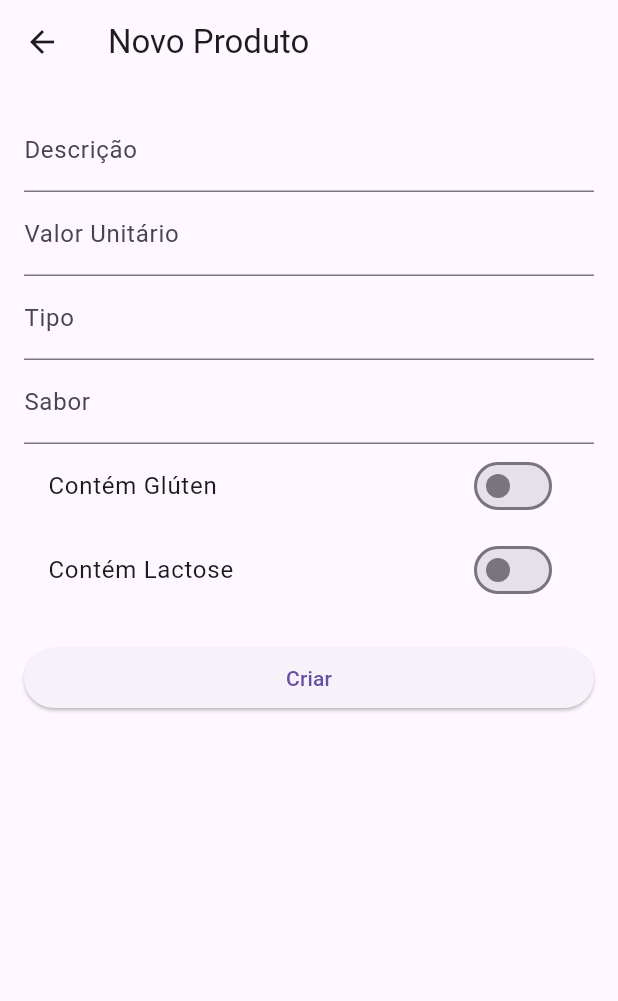
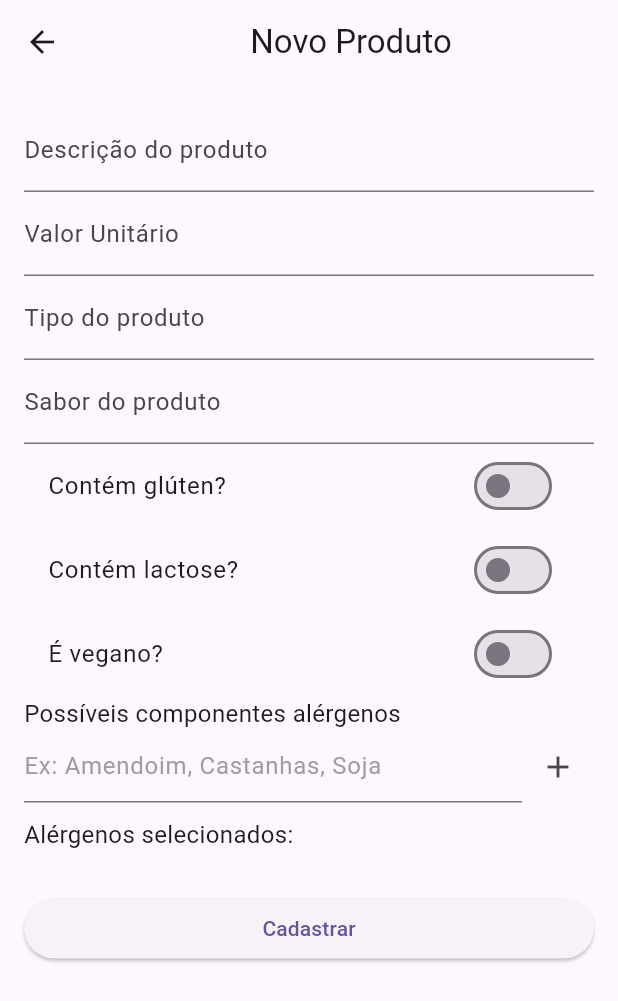
Before and after one commit to carlosmcnt/template-crud-produto, a Flutter app: the screen it shows after launch, after a tap on the "add" icon, on a phone screen of 412 x 824 dp. Shown: the top 1001 px of the screen. Run offline on Flutter 3.47's test engine with Material 3 defaults, Android fonts, the phone set to English and light mode, and no system bars; our stand-ins replace cloud_firestore, firebase_core, flutter_riverpod, riverpod_annotation; accounts and stored records are empty; generated files the repository leaves out were written again.

Commit message:
Inclusão de novos detalhes no cadastro de produto

```diff
--- a/lib/produto/models/produto.dart
+++ b/lib/produto/models/produto.dart
@@ -7,12 +7,14 @@ class Produto {
   final double valorUnitario;
   final String tipo;
   final String sabor;
-  final String dataCadastro;
   final bool temGlutem;
   final bool temLactose;
-  final String dataUltimaAlteracao;
+  final bool vegano;
+  final List<String> alergenos;
+  final Timestamp dataCadastro;
+  final Timestamp dataUltimaAlteracao;
 
-  Produto({this.id, required this.descricao, required this.valorUnitario, required this.tipo, required this.sabor, required this.dataCadastro, this.temGlutem = false, this.temLactose = false, required this.dataUltimaAlteracao});
+  Produto({this.id, required this.descricao, required this.valorUnitario, required this.tipo, required this.sabor, this.temGlutem = false, this.temLactose = false, this.vegano = false, required this.alergenos, required this.dataCadastro, required this.dataUltimaAlteracao});
 
   factory Produto.fromDocument(DocumentSnapshot doc) {
     final data = doc.data() as Map<String, dynamic>;
@@ -22,10 +24,12 @@ class Produto {
       valorUnitario: (data['valorUnitario'] ?? 0.0).toDouble(),
       tipo: data['tipo'] ?? '',
       sabor: data['sabor'] ?? '',
-      dataCadastro: DateTime.parse(data['dataCadastro']).toString(),
+      dataCadastro: data['dataCadastro'],
       temGlutem: data['temGlutem'] ?? false,
       temLactose: data['temLactose'] ?? false,
-      dataUltimaAlteracao: DateTime.parse(data['dataUltimaAlteracao']).toString(),
+      vegano: data['vegano'] ?? false,
+      alergenos: List<String>.from(data['alergenos'] ?? []),
+      dataUltimaAlteracao: data['dataUltimaAlteracao'],
     );
   }
 
@@ -38,6 +42,8 @@ class Produto {
       'dataCadastro': dataCadastro,
       'temGlutem': temGlutem,
       'temLactose': temLactose,
+      'vegano': vegano,
+      'alergenos': alergenos,
       'dataUltimaAlteracao': dataUltimaAlteracao,
     };
   }
@@ -48,10 +54,12 @@ class Produto {
     double? valorUnitario,
     String? tipo,
     String? sabor,
-    String? dataCadastro,
     bool? temGlutem,
     bool? temLactose,
-    String? dataUltimaAlteracao,
+    bool? vegano,
+    List<String>? alergenos,
+    Timestamp? dataCadastro,
+    Timestamp? dataUltimaAlteracao,
   }) {
     return Produto(
       id: id ?? this.id,
@@ -59,9 +67,11 @@ class Produto {
       valorUnitario: valorUnitario ?? this.valorUnitario,
       tipo: tipo ?? this.tipo,
       sabor: sabor ?? this.sabor,
-      dataCadastro: dataCadastro ?? this.dataCadastro,
       temGlutem: temGlutem ?? this.temGlutem,
       temLactose: temLactose ?? this.temLactose,
+      vegano: vegano ?? this.vegano,
+      alergenos: alergenos ?? this.alergenos,
+      dataCadastro: dataCadastro ?? this.dataCadastro,
       dataUltimaAlteracao: dataUltimaAlteracao ?? this.dataUltimaAlteracao,
     );
   }
--- a/lib/produto/views/produto_edit_widget.dart
+++ b/lib/produto/views/produto_edit_widget.dart
@@ -11,19 +11,23 @@ class ProdutoEditPage extends ConsumerStatefulWidget {
 
   @override
   ConsumerState<ProdutoEditPage> createState() {
-    return _ProdutoEditPageState();
+    return ProdutoEditPageState();
   }
 }
 
-class _ProdutoEditPageState extends ConsumerState<ProdutoEditPage> {
+class ProdutoEditPageState extends ConsumerState<ProdutoEditPage> {
 
   late TextEditingController _descricaoController;
   late TextEditingController _valorController;
   late TextEditingController _tipoController;
   late TextEditingController _saborController;
+  late TextEditingController _alergenosController;
+  List<String> _alergenos = [];
+  final GlobalKey<FormState> _formKey = GlobalKey<FormState>();
 
   bool _temLactose = false;
   bool _temGlutem = false;
+  bool _vegano = false;
   Produto get produto => widget.produto;
 
   final NumberFormat currencyFormat = NumberFormat.currency(
@@ -48,9 +52,12 @@ class _ProdutoEditPageState extends ConsumerState<ProdutoEditPage> {
     );
     _tipoController = TextEditingController(text: produto.tipo);
     _saborController = TextEditingController(text: produto.sabor);
+    _alergenosController = TextEditingController();
 
     _temLactose = produto.temLactose;
     _temGlutem = produto.temGlutem;
+    _vegano = produto.vegano;
+    _alergenos = List<String>.from(produto.alergenos);
   }
 
   @override
@@ -66,16 +73,17 @@ class _ProdutoEditPageState extends ConsumerState<ProdutoEditPage> {
   Widget build(BuildContext context) {
     return Scaffold(
       appBar: AppBar(
-        title: Text(produto.id == null ? 'Novo Produto' : 'Editar Produto'),
+        title: Center(child: Text(produto.id == null ? 'Novo Produto' : 'Editar Produto')),
       ),
       body: Padding(
         padding: const EdgeInsets.all(16.0),
         child: Form(
+          key: _formKey,
           child: ListView(
             children: [
               TextFormField(
                 controller: _descricaoController,
-                decoration: const InputDecoration(labelText: 'Descrição'),
+                decoration: const InputDecoration(labelText: 'Descrição do produto'),
                 validator: (value) {
                   if (value == null || value.isEmpty) {
                     return 'Descrição é obrigatória';
@@ -94,15 +102,19 @@ class _ProdutoEditPageState extends ConsumerState<ProdutoEditPage> {
                   if (value == null || value.isEmpty) {
                     return 'Valor unitário é obrigatório';
                   }
-                  if (double.tryParse(value) == null) {
-                    return 'Digite um valor válido';
+                  if (moedaParser(value) <= 0) {
+                    return 'Valor unitário deve ser maior que zero';
                   }
                   return null;
                 },
               ),
               TextFormField(
                 controller: _tipoController,
-                decoration: const InputDecoration(labelText: 'Tipo'),
+                decoration: const InputDecoration(
+                  labelText: 'Tipo do produto',
+                  hintText: 'Ex: Bolo, Torta, Salgado',
+                  hintStyle: TextStyle(color: Colors.grey),
+                ),
                 validator: (value) {
                   if (value == null || value.isEmpty) {
                     return 'Tipo é obrigatório';
@@ -112,7 +124,11 @@ class _ProdutoEditPageState extends ConsumerState<ProdutoEditPage> {
               ),
               TextFormField(
                 controller: _saborController,
-                decoration: const InputDecoration(labelText: 'Sabor'),
+                decoration: const InputDecoration(
+                  labelText: 'Sabor do produto',
+                  hintText: 'Ex: Chocolate, Morango, Ninho',
+                  hintStyle: TextStyle(color: Colors.grey),
+                ),
                 validator: (value) {
                   if (value == null || value.isEmpty) {
                     return 'Sabor é obrigatório';
@@ -121,7 +137,7 @@ class _ProdutoEditPageState extends ConsumerState<ProdutoEditPage> {
                 },
               ),
               SwitchListTile(
-                title: const Text('Contém Glúten'),
+                title: const Text('Contém glúten?'),
                 value:  _temGlutem,
                 onChanged: (value) {
                   setState(() {
@@ -130,7 +146,7 @@ class _ProdutoEditPageState extends ConsumerState<ProdutoEditPage> {
                 },
               ),
               SwitchListTile(
-                title: const Text('Contém Lactose'),
+                title: const Text('Contém lactose?'),
                 value: _temLactose,
                 onChanged: (value) {
                   setState(() {
@@ -138,9 +154,67 @@ class _ProdutoEditPageState extends ConsumerState<ProdutoEditPage> {
                   });
                 },
               ),
+              SwitchListTile(
+                title: const Text('É vegano?'),
+                value: _vegano,
+                onChanged: (value) {
+                  setState(() {
+                    _vegano = value;
+                  });
+                },
+              ),
+              const Text('Possíveis componentes alérgenos', style: TextStyle(fontSize: 16)),
+              Row(
+                children: [
+                  Expanded(
+                    child: TextFormField(
+                      controller: _alergenosController,
+                      decoration: const InputDecoration(
+                        hintText: 'Ex: Amendoim, Castanhas, Soja',
+                        hintStyle: TextStyle(color: Colors.grey),
+                      ),
+                    ),
+                  ),
+                  IconButton(
+                    icon: const Icon(Icons.add),
+                    onPressed: () {
+                      final alergeno = _alergenosController.text.trim();
+                      if (alergeno.isNotEmpty) {
+                        setState(() {
+                          _alergenos.add(alergeno);
+                          _alergenosController.clear();
+                        });
+                      }
+                    },
+                  ),
+                ],
+              ),
+              const SizedBox(height: 10),
+              const SizedBox(
+                height: 30,
+                child: Text('Alérgenos selecionados:', style: TextStyle(fontSize: 16)),
+              ),
+              Wrap(
+                spacing: 8,
+                children: [
+                  for (var alergeno in _alergenos)
+                    Chip(
+                      label: Text(alergeno),
+                      onDeleted: () {
+                        setState(() {
+                          _alergenos.remove(alergeno);
+                        });
+                      },
+                    ),
+                ],
+              ),
               const SizedBox(height: 20),
               ElevatedButton(
                 onPressed: () async {
+
+                  if (!_formKey.currentState!.validate()) {
+                    return;
+                  }
 
                   final novoProduto = produto.copyWith(
                     descricao: _descricaoController.text,
@@ -149,16 +223,20 @@ class _ProdutoEditPageState extends ConsumerState<ProdutoEditPage> {
                     sabor: _saborController.text,
                     temGlutem: _temGlutem,
                     temLactose: _temLactose,
+                    vegano: _vegano,
+                    alergenos: _alergenos,
                   );
 
                   await ref
                       .read(produtoListControllerProvider.notifier)
                       .inserirOuAtualizarProduto(novoProduto);
+
                   if (context.mounted) {
                     Navigator.of(context).pop(true);
                   }
+
                 },
-                child: Text(produto.id == null ? 'Criar' : 'Salvar'),
+                child: Text(produto.id == null ? 'Cadastrar' : 'Salvar'),
               ),
             ],
           ),
--- a/lib/produto/views/produto_list_widget.dart
+++ b/lib/produto/views/produto_list_widget.dart
@@ -1,3 +1,4 @@
+import 'package:cloud_firestore/cloud_firestore.dart';
 import 'package:flutter/material.dart';
 import 'package:flutter_riverpod/flutter_riverpod.dart';
 import 'package:intl/intl.dart';
@@ -27,7 +28,7 @@ class ProdutoListPage extends ConsumerWidget {
     final produtoList = ref.watch(produtoListControllerProvider);
     return Scaffold(
         appBar: AppBar(
-          title: const Text('Lista de Produtos'),
+          title: const Center(child: Text('Lista de Produtos')),
         ),
         floatingActionButton: FloatingActionButton(
           onPressed: () async {
@@ -41,8 +42,10 @@ class ProdutoListPage extends ConsumerWidget {
                     sabor: '',
                     temGlutem: false,
                     temLactose: false,
-                    dataCadastro: DateTime.now().toLocal().toString(),
-                    dataUltimaAlteracao: DateTime.now().toLocal().toString(),
+                    vegano: false,
+                    alergenos: [],
+                    dataCadastro: Timestamp.now(),
+                    dataUltimaAlteracao: Timestamp.now(),
                   ),
                 ),
               ),
@@ -66,10 +69,10 @@ class ProdutoListPage extends ConsumerWidget {
         itemBuilder: (context, index) {
         final produto = produtos[index];
         return ListTile(
-            title: Text(produto.descricao),
-            subtitle: Text('R\$ ${NumberFormat
+            title: Text('${produto.tipo} sabor ${produto.sabor} - R\$ ${NumberFormat
                 .currency(locale: 'pt_BR', symbol: '')
                 .format(produto.valorUnitario)}'),
+            subtitle: Text(produto.descricao),
             trailing: IconButton(
             icon: const Icon(Icons.delete),
             onPressed: () {
```
